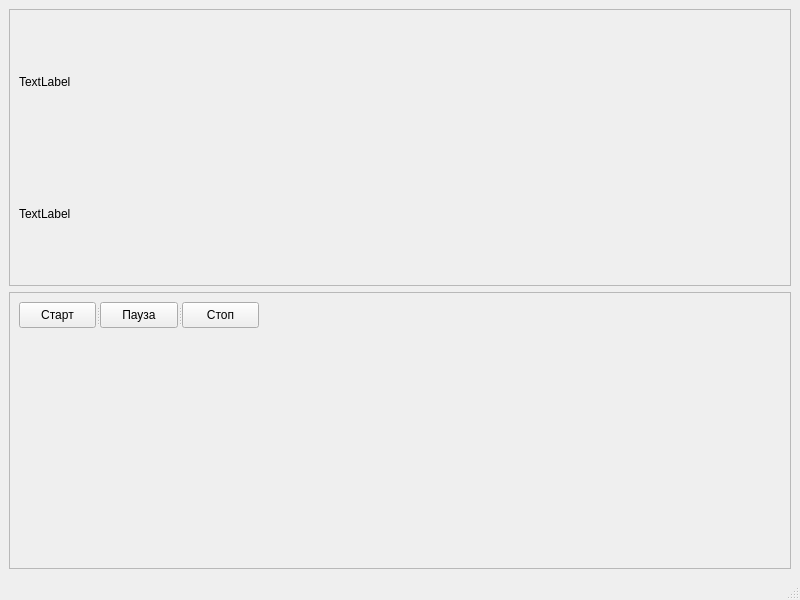
Above: ui/main_window.ui from graal101/PomodoroTimer before the change. Below: the same form after it.
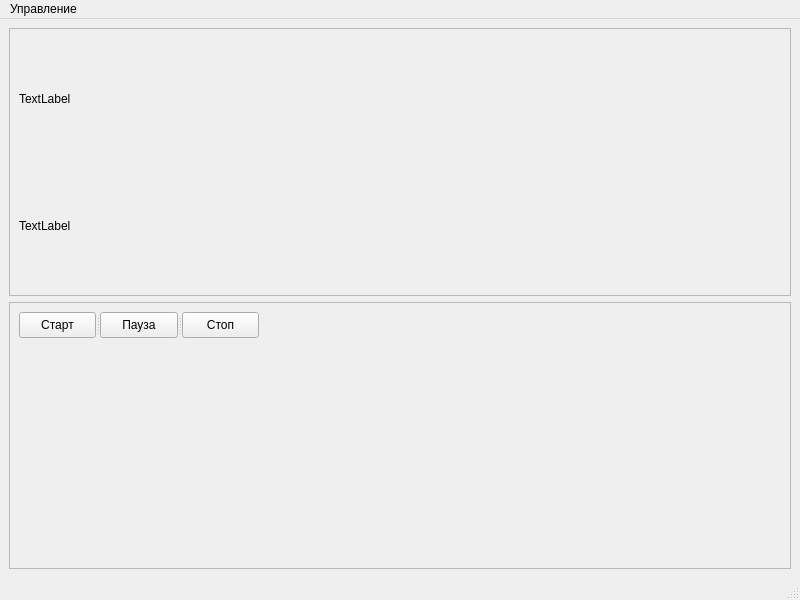
That is the form after the change.

Commit message: added menubar with setFonts

Patch:
```diff
--- a/ui/main_window.ui
+++ b/ui/main_window.ui
@@ -99,6 +99,18 @@
      <height>23</height>
     </rect>
    </property>
+   <widget class="QMenu" name="menu">
+    <property name="cursor">
+     <cursorShape>PointingHandCursor</cursorShape>
+    </property>
+    <property name="title">
+     <string>Управление</string>
+    </property>
+    <addaction name="mn_font"/>
+    <addaction name="separator"/>
+    <addaction name="mn_quit"/>
+   </widget>
+   <addaction name="menu"/>
   </widget>
   <widget class="QStatusBar" name="statusbar"/>
  </widget>
```
Left out of the diff: 10 changed lines with no effect on the pictures. The commit also changes 2 other files.
